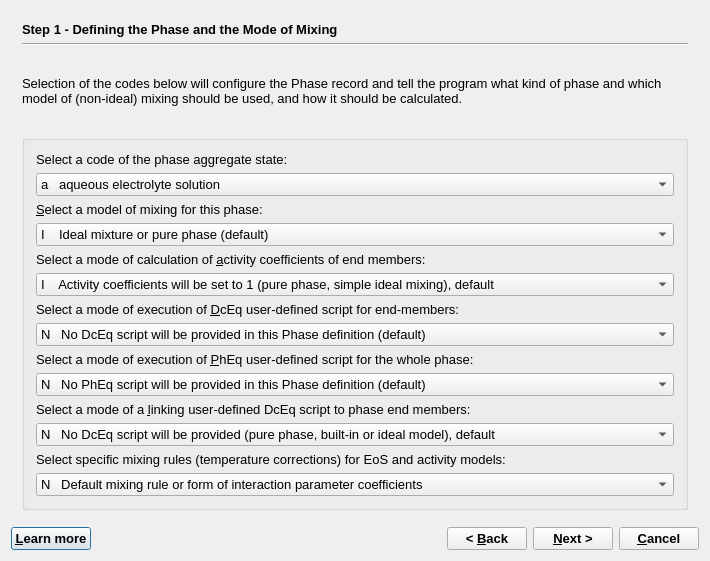
gemshub/GEMSGUI, file GUI/Dialogs4/PhaseWizard4.ui: the form before one commit.
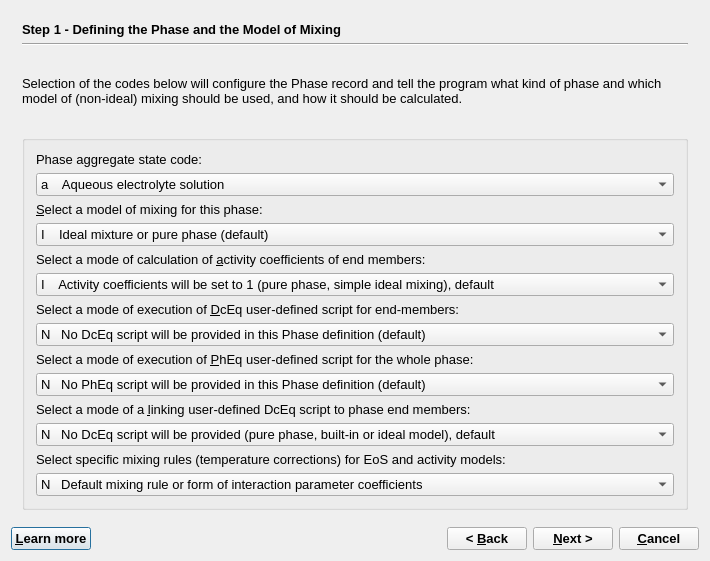
The form after the commit. The open tabs and pages were chosen to show the change.

Commit message: Edited text on Phase Wizard pages 1 and 2.

```diff
--- a/GUI/Dialogs4/PhaseWizard4.ui
+++ b/GUI/Dialogs4/PhaseWizard4.ui
@@ -59,7 +59,7 @@
           </font>
          </property>
          <property name="text">
-          <string>Step 1 - Defining the Phase and the Mode of Mixing</string>
+          <string>Step 1 - Defining the Phase and the Model of Mixing</string>
          </property>
         </widget>
        </item>
@@ -113,7 +113,7 @@
           <item>
            <widget class="QLabel" name="ModelCodeLabel_2">
             <property name="text">
-             <string>Select a code of the phase aggregate state:</string>
+             <string>Phase aggregate state code:</string>
             </property>
             <property name="alignment">
              <set>Qt::AlignBottom</set>
@@ -130,7 +130,7 @@
            <widget class="QComboBox" name="pPhPs_0">
             <item>
              <property name="text">
-              <string>a   aqueous electrolyte solution</string>
+              <string>a    Aqueous electrolyte solution</string>
              </property>
             </item>
             <item>
```
Left out of the diff: 24 changed lines with no effect on the pictures.
